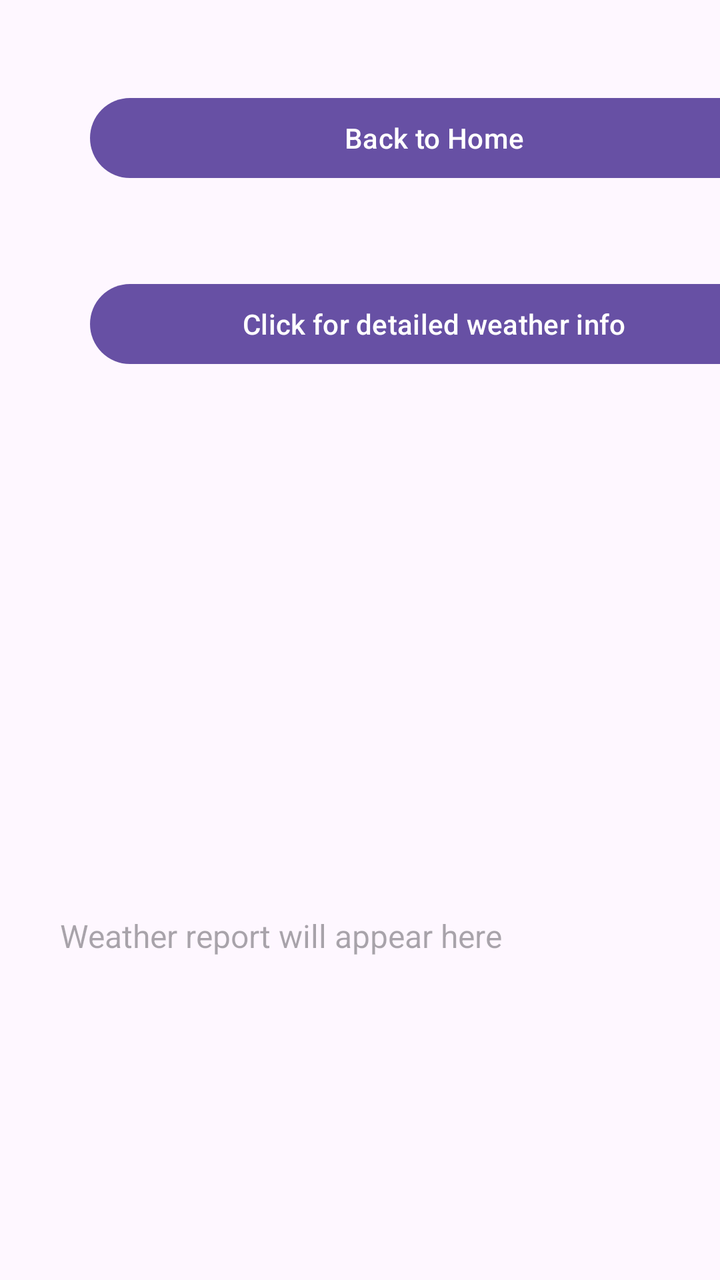
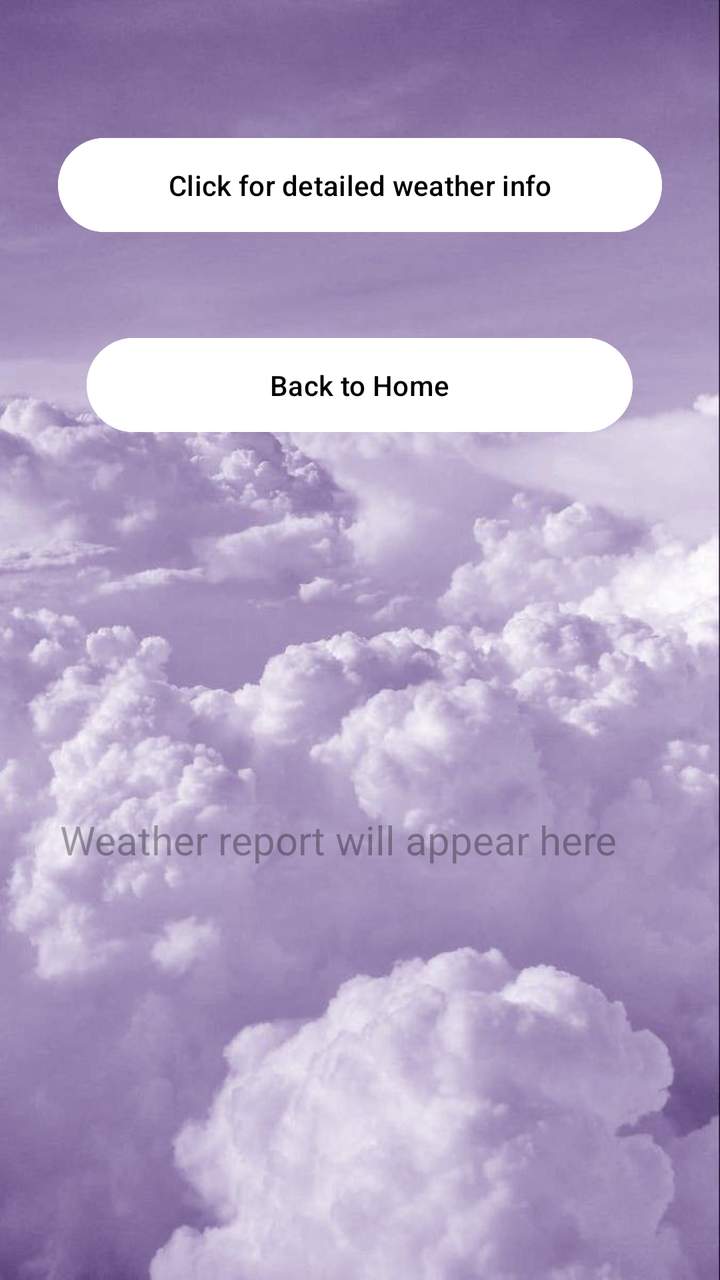

Two renders of the same Android screen: before a commit and after it. Below are the layout's source before the change and the commit's diff.
<!-- AndroidManifest.xml: application theme Theme.ArrayIceTask1 -->
<!-- res/layout/results_screen.xml -->
<?xml version="1.0" encoding="utf-8"?>
<LinearLayout xmlns:android="http://schemas.android.com/apk/res/android"
    xmlns:tools="http://schemas.android.com/tools"
    android:id="@+id/results"
    android:layout_width="match_parent"
    android:layout_height="match_parent"
    android:orientation="vertical"
    tools:context=".ResultsScreen">>

    <Button
        android:id="@+id/btnBack"
        android:layout_width="344dp"
        android:layout_height="wrap_content"
        android:text="Back to Home"
        android:layout_marginLeft="45dp"
        android:layout_marginTop="45dp" />

    <Button
        android:id="@+id/btnWeather"
        android:layout_width="344dp"
        android:layout_height="wrap_content"
        android:text="Click for detailed weather info"
        android:layout_marginLeft="45dp"
        android:layout_marginTop="45dp" />

    <ScrollView
        android:layout_width="match_parent"
        android:layout_height="0dp"
        android:layout_marginTop="20dp"
        android:textStyle="bold"
        android:layout_weight="1">

    <TextView
        android:id="@+id/txtWeather"
        android:layout_marginTop="45dp"
        android:hint="Weather report will appear here"
        android:layout_width="300dp"
        android:layout_height="match_parent"
        android:layout_gravity="center"
        android:textSize="16dp"/>

    </ScrollView>




</LinearLayout>
<!-- resources referenced by this layout -->
<resources>
  <style name="Theme.ArrayIceTask1" parent="Base.Theme.ArrayIceTask1" />
  <style name="Base.Theme.ArrayIceTask1" parent="Theme.Material3.DayNight.NoActionBar">
          
          
      </style>
</resources>

<!-- the commit's change to res/layout/results_screen.xml (unified diff, before → after) -->
@@ -1,47 +1,67 @@
 <?xml version="1.0" encoding="utf-8"?>
-<LinearLayout xmlns:android="http://schemas.android.com/apk/res/android"
+<FrameLayout xmlns:android="http://schemas.android.com/apk/res/android"
     xmlns:tools="http://schemas.android.com/tools"
+    xmlns:app="http://schemas.android.com/apk/res-auto"
     android:id="@+id/results"
     android:layout_width="match_parent"
     android:layout_height="match_parent"
     android:orientation="vertical"
-    tools:context=".ResultsScreen">>
+    tools:context=".ResultsScreen">
+    
+    <LinearLayout
+        android:layout_width="match_parent"
+        android:layout_height="match_parent"
+        android:gravity="center_horizontal"
+        android:orientation="vertical"
+        android:background="@drawable/light_purple_clouds"
+        android:padding="20dp">
 
-    <Button
-        android:id="@+id/btnBack"
-        android:layout_width="344dp"
-        android:layout_height="wrap_content"
-        android:text="Back to Home"
-        android:layout_marginLeft="45dp"
-        android:layout_marginTop="45dp" />
+        <Button
+            android:id="@+id/btnWeather"
+            android:layout_width="302dp"
+            android:layout_height="55dp"
+            android:layout_gravity="center"
+            android:layout_marginTop="45dp"
+            android:backgroundTint="@color/white"
+            android:textColor="@color/black"
+            android:text="Click for detailed weather info" />
 
-    <Button
-        android:id="@+id/btnWeather"
-        android:layout_width="344dp"
-        android:layout_height="wrap_content"
-        android:text="Click for detailed weather info"
-        android:layout_marginLeft="45dp"
-        android:layout_marginTop="45dp" />
 
-    <ScrollView
-        android:layout_width="match_parent"
-        android:layout_height="0dp"
-        android:layout_marginTop="20dp"
-        android:textStyle="bold"
-        android:layout_weight="1">
+        <Button
+            android:id="@+id/btnBack"
+            android:layout_width="273dp"
+            android:layout_height="55dp"
+            android:layout_gravity="center"
+            android:layout_marginTop="45dp"
+            android:text="Back to Home"
+            android:backgroundTint="@color/white"
+            android:textColor="@color/black" />
 
-    <TextView
-        android:id="@+id/txtWeather"
-        android:layout_marginTop="45dp"
-        android:hint="Weather report will appear here"
-        android:layout_width="300dp"
-        android:layout_height="match_parent"
-        android:layout_gravity="center"
-        android:textSize="16dp"/>
+        <ScrollView
+            android:layout_width="341dp"
+            android:layout_height="540dp"
+            android:layout_weight="1"
+            android:textStyle="bold">
 
-    </ScrollView>
+            <TextView
+                android:id="@+id/txtWeather"
+                android:layout_width="300dp"
+                android:layout_height="match_parent"
+                android:layout_gravity="center"
+                android:layout_marginTop="45dp"
+                android:layout_marginBottom="45dp"
+                android:hint="Weather report will appear here"
+                android:textSize="20dp"
+                android:textColor="@color/black"/>
+
+
+
+        </ScrollView>
+    </LinearLayout>
 
 
 
 
-</LinearLayout>
+
+
+</FrameLayout>
<!-- resource entries referenced after the edit -->
@@ -1,5 +1,8 @@
 <!-- resources referenced by this layout -->
 <resources>
+  <color name="black">#FF000000</color>
+  <color name="white">#FFFFFFFF</color>
+  <!-- drawable light_purple_clouds: jpeg bitmap (drawable, 56719 bytes) -->
   <style name="Theme.ArrayIceTask1" parent="Base.Theme.ArrayIceTask1" />
   <style name="Base.Theme.ArrayIceTask1" parent="Theme.Material3.DayNight.NoActionBar">
           
